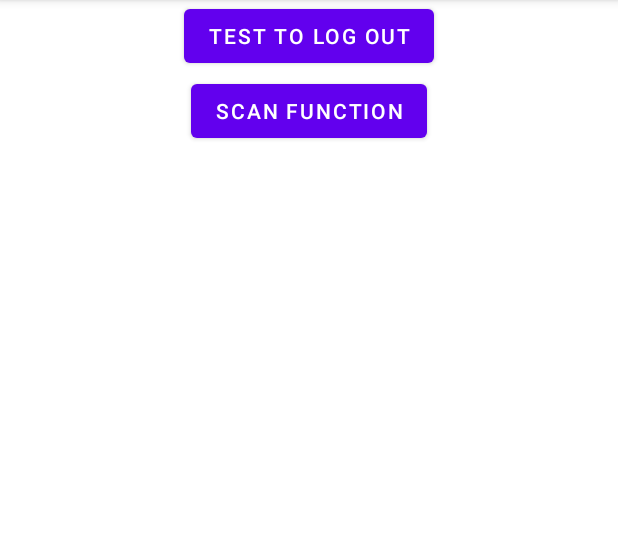
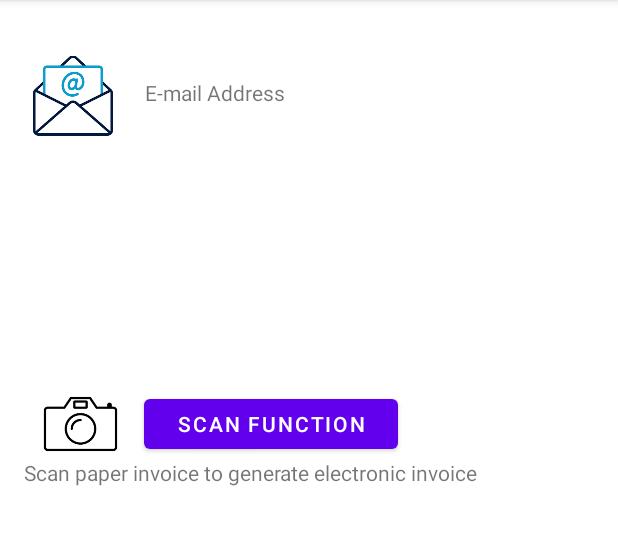
Before and after one commit to Allissson/INFS3605_Einvoice, an Android app: the screen it shows after launch once a user with an empty profile is signed in (DashboardActivity), on a phone screen of 412 x 824 dp, the part 84-629 px from its top. Run offline under Robolectric (Android 15) with nearby library versions, the phone set to English and light mode, and no system bars; our stand-ins replace Firebase (no records; nobody signed in at launch, a user with empty details on screens opened directly).

Commit message:
DashboardActivity Update

```diff
--- a/app/src/main/java/com/example/infs3605ess/DashboardActivity.java
+++ b/app/src/main/java/com/example/infs3605ess/DashboardActivity.java
@@ -6,6 +6,7 @@ import android.content.Intent;
 import android.os.Bundle;
 import android.view.View;
 import android.widget.Button;
+import android.widget.TextView;
 
 import com.google.firebase.auth.FirebaseAuth;
 
@@ -14,6 +15,8 @@ public class DashboardActivity extends AppCompatActivity {
     private Button ocr;
     private Button logout;
     private FirebaseAuth mFirebaseAuth;
+    private String email;
+    private TextView user_email;
 
 
     @Override
@@ -22,6 +25,9 @@ public class DashboardActivity extends AppCompatActivity {
         setContentView(R.layout.activity_dashboard);
         ocr=findViewById(R.id.btt_OCR);
         mFirebaseAuth=FirebaseAuth.getInstance();
+        user_email=findViewById(R.id.user_email);
+        email=mFirebaseAuth.getCurrentUser().getEmail();
+        user_email.setText(email);
         ocr.setOnClickListener(new View.OnClickListener() {
             @Override
             public void onClick(View view) {
@@ -31,7 +37,7 @@ public class DashboardActivity extends AppCompatActivity {
         });
 
         // test log out
-        logout=findViewById(R.id.test_logout);
+        logout=findViewById(R.id.logout);
         logout.setOnClickListener(new View.OnClickListener() {
             @Override
             public void onClick(View view) {
--- a/app/src/main/res/layout/activity_dashboard.xml
+++ b/app/src/main/res/layout/activity_dashboard.xml
@@ -8,20 +8,73 @@
 
     <Button
         android:id="@+id/btt_OCR"
-        android:layout_width="wrap_content"
-        android:layout_height="wrap_content"
-        android:layout_marginTop="50dp"
+        android:layout_width="169dp"
+        android:layout_height="45dp"
+        android:layout_marginTop="260dp"
         android:text="Scan function"
         app:layout_constraintEnd_toEndOf="parent"
+        app:layout_constraintHorizontal_bias="0.396"
         app:layout_constraintStart_toStartOf="parent"
         app:layout_constraintTop_toTopOf="parent" />
 
-    <Button
-        android:id="@+id/test_logout"
+    <TextView
+        android:id="@+id/textView"
+        android:layout_width="277dp"
+        android:layout_height="23dp"
+        android:layout_marginTop="52dp"
+        android:text="E-mail Address"
+        app:layout_constraintEnd_toEndOf="parent"
+        app:layout_constraintHorizontal_bias="0.716"
+        app:layout_constraintStart_toStartOf="parent"
+        app:layout_constraintTop_toTopOf="parent" />
+
+    <TextView
+        android:id="@+id/user_email"
         android:layout_width="wrap_content"
         android:layout_height="wrap_content"
-        android:text="Test to Log out"
+        android:layout_marginTop="8dp"
+        android:text="abc@gmail.com"
+        app:layout_constraintStart_toStartOf="@+id/textView"
+        app:layout_constraintTop_toBottomOf="@+id/textView" />
+
+    <ImageView
+        android:id="@+id/imageView8"
+        android:layout_width="53dp"
+        android:layout_height="62dp"
+        android:src="@drawable/email"
+        app:layout_constraintBottom_toBottomOf="@+id/textView"
+        app:layout_constraintEnd_toStartOf="@+id/textView"
+        app:layout_constraintStart_toStartOf="parent"
+        app:layout_constraintTop_toTopOf="@+id/textView" />
+
+    <ImageView
+        android:id="@+id/imageView9"
+        android:layout_width="75dp"
+        android:layout_height="65dp"
+        android:src="@drawable/camera"
+        app:layout_constraintBottom_toTopOf="@+id/textView3"
+        app:layout_constraintEnd_toStartOf="@+id/btt_OCR"
+        app:layout_constraintHorizontal_bias="0.761"
+        app:layout_constraintStart_toStartOf="parent"
+        app:layout_constraintTop_toTopOf="@+id/btt_OCR" />
+
+    <TextView
+        android:id="@+id/textView3"
+        android:layout_width="342dp"
+        android:layout_height="26dp"
+        android:text="Scan paper invoice to generate electronic invoice"
+        app:layout_constraintStart_toStartOf="@+id/imageView9"
+        app:layout_constraintTop_toBottomOf="@+id/btt_OCR" />
+
+    <Button
+        android:id="@+id/logout"
+        android:layout_width="wrap_content"
+        android:layout_height="wrap_content"
+        android:layout_marginTop="188dp"
+        android:text="logout"
+        android:visibility="invisible"
         app:layout_constraintEnd_toEndOf="parent"
         app:layout_constraintStart_toStartOf="parent"
-        tools:layout_editor_absoluteY="281dp" />
+        app:layout_constraintTop_toBottomOf="@+id/textView3" />
+
 </androidx.constraintlayout.widget.ConstraintLayout>
--- a/app/src/main/res/layout/activity_main.xml
+++ b/app/src/main/res/layout/activity_main.xml
@@ -28,7 +28,7 @@
         android:layout_height="56dp"
         android:layout_marginTop="6dp"
         android:background="@drawable/login_border"
-        android:hint="Ex: abc@example.com"
+        android:hint="    Ex: abc@example.com"
         app:layout_constraintStart_toStartOf="@+id/textView3"
         app:layout_constraintTop_toBottomOf="@+id/textView3" />
 
@@ -38,7 +38,7 @@
         android:layout_height="56dp"
         android:layout_marginTop="6dp"
         android:background="@drawable/login_border"
-        android:hint="*****"
+        android:hint="   *****"
         android:inputType="textPassword"
         app:layout_constraintStart_toStartOf="@+id/textView4"
         app:layout_constraintTop_toBottomOf="@+id/textView4" />
@@ -96,7 +96,7 @@
         app:layout_constraintTop_toBottomOf="@+id/passsword" />
 
     <TextView
-        android:id="@+id/textView2"
+        android:id="@+id/user_email"
         android:layout_width="286dp"
         android:layout_height="44dp"
         android:layout_marginTop="16dp"
@@ -118,12 +118,12 @@
         android:textColor="#000000"
         android:textFontWeight="400"
         android:textSize="16dp"
-        app:layout_constraintStart_toStartOf="@+id/textView2"
-        app:layout_constraintTop_toBottomOf="@+id/textView2" />
+        app:layout_constraintStart_toStartOf="@+id/user_email"
+        app:layout_constraintTop_toBottomOf="@+id/user_email" />
 
     <TextView
         android:id="@+id/textView4"
-        android:layout_width="40dp"
+        android:layout_width="wrap_content"
         android:layout_height="24dp"
         android:layout_marginTop="28dp"
         android:fontFamily="@font/inter"
--- a/app/src/main/res/layout/activity_register.xml
+++ b/app/src/main/res/layout/activity_register.xml
@@ -114,7 +114,7 @@
         android:layout_height="wrap_content"
         android:layout_marginStart="40dp"
         android:layout_marginLeft="40dp"
-        android:layout_marginTop="30dp"
+        android:layout_marginTop="20dp"
         android:fontFamily="@font/inter"
         android:text="Already have an account?"
         android:textColor="@color/black"
@@ -127,7 +127,7 @@
         android:id="@+id/registerBtt"
         android:layout_width="343dp"
         android:layout_height="56dp"
-        android:layout_marginTop="40dp"
+        android:layout_marginTop="30dp"
         android:background="@drawable/round_button"
         android:capitalize="none"
         android:text="Register"
@@ -143,6 +143,7 @@
         android:layout_marginTop="5dp"
         android:background="@drawable/login_border"
         android:hint="  ●●●●●●"
+        android:inputType="textPassword"
         app:layout_constraintStart_toStartOf="@+id/textView11"
         app:layout_constraintTop_toBottomOf="@+id/textView11" />
 
--- a/build.gradle
+++ b/build.gradle
@@ -6,7 +6,7 @@ buildscript {
     }
     dependencies {
         classpath "com.android.tools.build:gradle:4.1.2"
-        classpath 'com.google.gms:google-services:4.3.5'
+        classpath 'com.google.gms:google-services:4.3.13'
 
         // NOTE: Do not place your application dependencies here; they belong
         // in the individual module build.gradle files
```
Also changed, not shown: app/src/main/res/drawable/camera.png (added), app/src/main/res/drawable/email.png (added).
